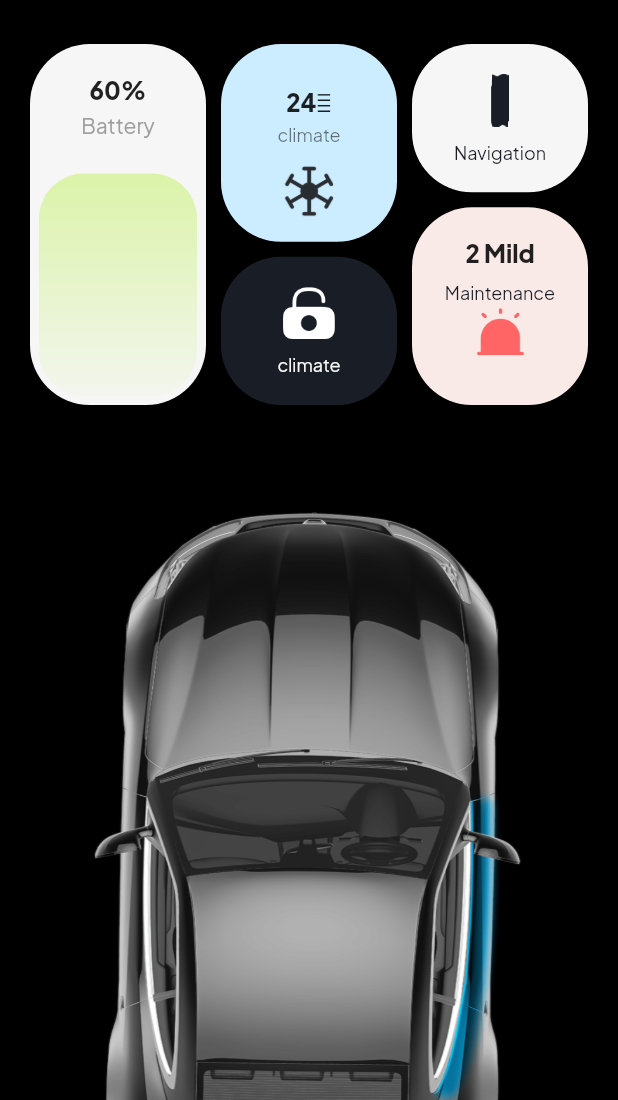
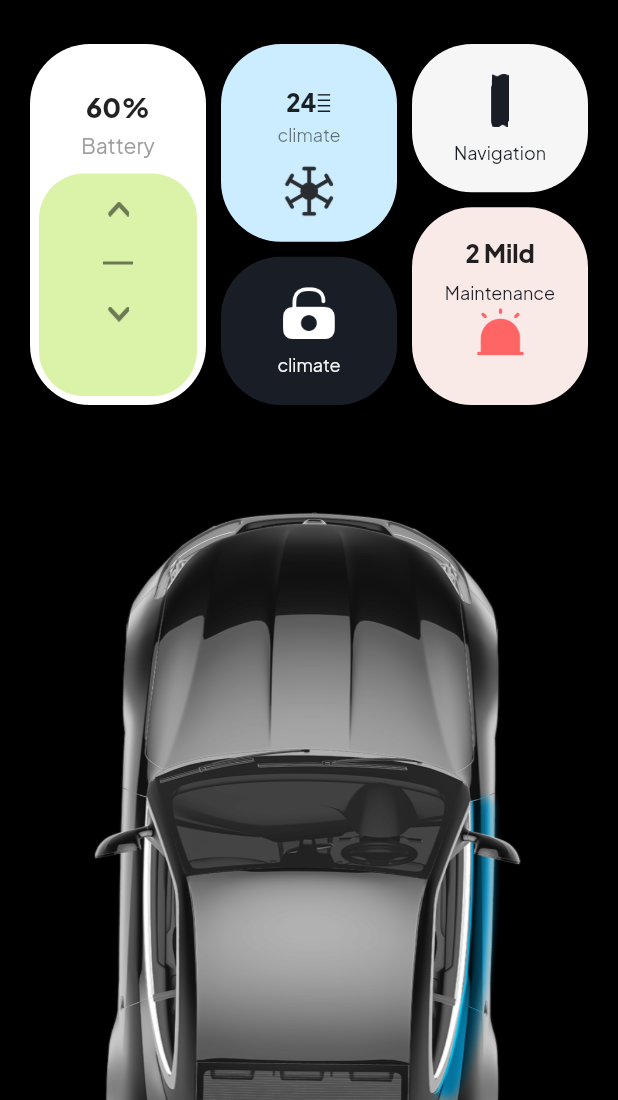
Before and after one commit to Kriss-Kross33/tesla_app, a Flutter app: the TeslaControl screen opened directly, on a phone screen of 412 x 824 dp, the part 136-1236 px from its top. Run offline on Flutter 3.47's test engine with Material 2 defaults, Android fonts, the phone set to English and light mode, and no system bars.

Commit message:
add customizations to BatteryLevelWidget

```diff
--- a/lib/src/ui/widgets/battery_level_widget.dart
+++ b/lib/src/ui/widgets/battery_level_widget.dart
@@ -9,12 +9,16 @@ class BatteryLevelWidget extends StatelessWidget {
     required this.batteryLevel,
     this.width,
     this.height,
+    this.borderRadius,
+    this.batteryLevelHeight,
   });
 
   final BoxConstraints constraints;
   final double batteryLevel;
+  final double? batteryLevelHeight;
   final double? width;
   final double? height;
+  final double? borderRadius;
 
   @override
   Widget build(BuildContext context) {
@@ -28,19 +32,23 @@ class BatteryLevelWidget extends StatelessWidget {
       ),
       height: height ?? constraints.maxHeight * 0.3,
       decoration: BoxDecoration(
-        borderRadius: BorderRadius.circular(40),
-        color: AppConsts.grey,
+        borderRadius: BorderRadius.circular(borderRadius ?? 40),
+        color: Colors.white,
       ),
       child: Stack(
+        alignment: Alignment.center,
         children: [
-          Align(
+          Padding(
+            padding: const EdgeInsets.only(top: 10),
+            child: Align(
               alignment: Alignment.topCenter,
               child: Column(
                 children: [
                   Text(
                     '${batteryLevel.toStringAsFixed(0)}%',
-                  style: Theme.of(context).textTheme.titleMedium?.copyWith(
+                    style: TextStyle(
                       fontWeight: FontWeight.w800,
+                      fontSize: batteryLevelHeight != null ? 20 : 18,
                     ),
                   ),
                   const SizedBox(
@@ -56,25 +64,49 @@ class BatteryLevelWidget extends StatelessWidget {
                 ],
               ),
             ),
+          ),
           Positioned(
             bottom: 0,
             left: 0,
             right: 0,
             child: Container(
-              height: constraints.maxHeight * 0.18,
+              height: batteryLevelHeight ?? constraints.maxHeight * 0.18,
               decoration: BoxDecoration(
-                borderRadius: BorderRadius.circular(30),
-                gradient: LinearGradient(
-                  colors: [
-                    AppConsts.limeGreen,
-                    AppConsts.limeGreen.withOpacity(0.1),
-                  ],
-                  begin: Alignment.topCenter,
-                  end: Alignment.bottomCenter,
+                borderRadius:
+                    BorderRadius.circular(batteryLevelHeight != null ? 50 : 30),
+                color: AppConsts.limeGreen,
               ),
             ),
           ),
+          Positioned(
+            top: 85,
+            child: Image.asset(
+              AssetConsts.arrowUp,
+              height: 10,
+              width: 15,
+              fit: BoxFit.fill,
+              color: Colors.black.withOpacity(0.5),
             ),
+          ),
+          Positioned(
+            top: 155,
+            child: Image.asset(
+              AssetConsts.arrowDown,
+              height: 10,
+              width: 15,
+              fit: BoxFit.fill,
+              color: Colors.black.withOpacity(0.5),
+            ),
+          ),
+          Positioned(
+              top: 125,
+              child: Container(
+                width: 20,
+                height: 2,
+                decoration: BoxDecoration(
+                  color: Colors.black.withOpacity(0.5),
+                ),
+              )),
         ],
       ),
     );
```
Lines whose indentation alone changed are shown as unchanged.
